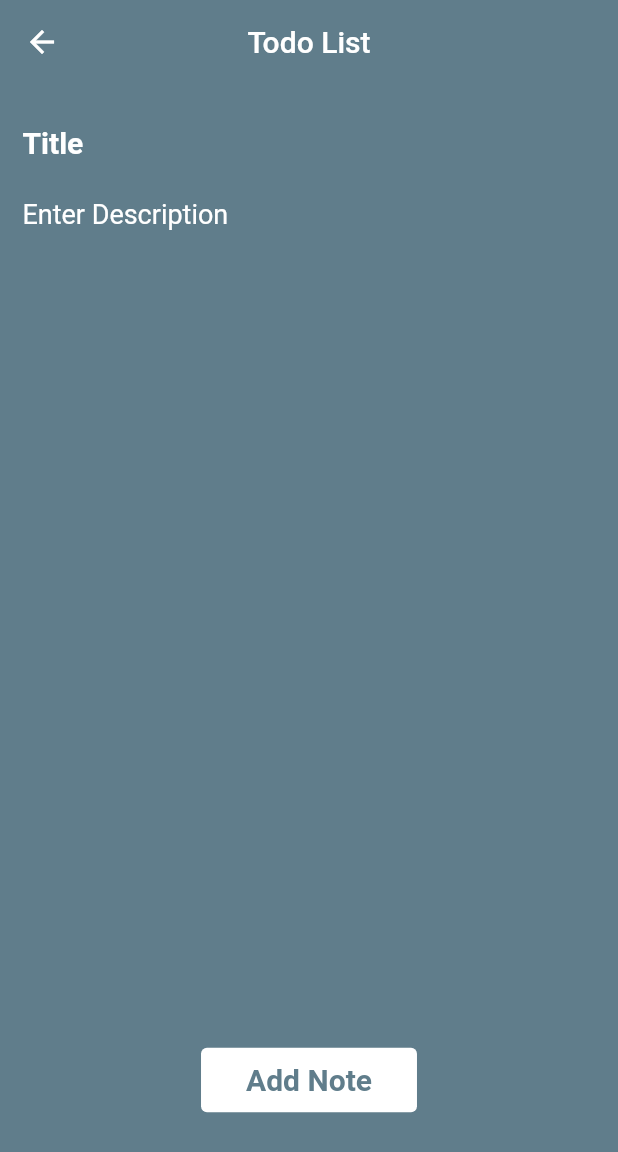
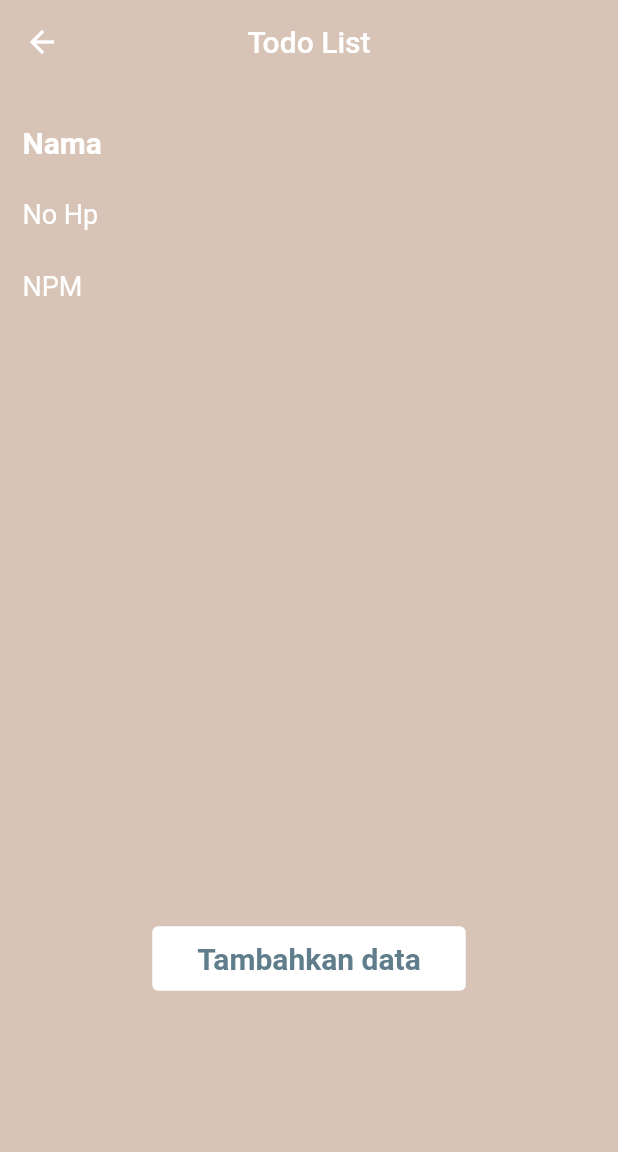
Before and after one commit to zeinniko/todo_list_sqlite, a Flutter app: the AddScreen screen opened directly, on a phone screen of 412 x 824 dp. Shown: the top 1152 px of the screen. Run offline on Flutter 3.47's test engine with Material 2 defaults, Android fonts, the phone set to English and light mode, and no system bars; our stand-ins replace sqflite; accounts and stored records are empty.

Commit message:
Feby_Hidayat

```diff
--- a/lib/models/note.dart
+++ b/lib/models/note.dart
@@ -1,6 +1,7 @@
 class Note {
-  String  title;
-  String  description;
+  String nama;
+  String no_hp;
+  String npm;
 
-  Note(this.title, this.description);
+  Note(this.nama, this.no_hp, this.npm);
 }
--- a/lib/models/notes_operation.dart
+++ b/lib/models/notes_operation.dart
@@ -6,8 +6,8 @@ class NotesOperation with ChangeNotifier {
 
   List<Note> get getNotes => _notes;
 
-  void addNewNote(String title, String description){
-    Note note = Note(title, description);
+  void addNewNote(String nama, String no_hp, String npm){
+    Note note = Note(nama, no_hp, npm);
     _notes.add(note);
     notifyListeners();
   }
--- a/lib/screen/add_screen.dart
+++ b/lib/screen/add_screen.dart
@@ -1,18 +1,18 @@
 import 'package:flutter/material.dart';
 import 'package:provider/provider.dart';
 import 'package:todo_list_sqlite/models/notes_operation.dart';
-
 
 class AddScreen extends StatelessWidget {
   const AddScreen({super.key});
 
   @override
   Widget build(BuildContext context) {
-    String? titleText;
-    String? descriptionText;
+    String? namaText;
+    String? no_hpText;
+    String? npmText;
 
     return Scaffold(
-      backgroundColor: Colors.blueGrey,
+      backgroundColor: Color(0xFFD8C4B6),
       appBar: AppBar(
         title: const Text('Todo List'),
         centerTitle: true,
@@ -31,7 +31,7 @@ class AddScreen extends StatelessWidget {
             TextField(
               decoration: const InputDecoration(
                 border: InputBorder.none,
-                hintText: 'Title',
+                hintText: 'Nama',
                 hintStyle: TextStyle(
                   fontSize: 20,
                   fontWeight: FontWeight.bold,
@@ -44,14 +44,13 @@ class AddScreen extends StatelessWidget {
                 color: Colors.white,
               ),
               onChanged: (value) {
-                titleText = value;
+                namaText = value;
               },
             ),
-            Expanded(
-              child: TextField(
+            TextField(
               decoration: const InputDecoration(
                 border: InputBorder.none,
-                  hintText: 'Enter Description',
+                hintText: 'No Hp',
                 hintStyle: TextStyle(
                   fontSize: 18,
                   color: Colors.white,
@@ -62,24 +61,44 @@ class AddScreen extends StatelessWidget {
                 color: Colors.white,
               ),
               onChanged: (value) {
-                  descriptionText = value;
+                no_hpText = value;
               },
             ),
+            TextField(
+              decoration: const InputDecoration(
+                border: InputBorder.none,
+                hintText: 'NPM',
+                hintStyle: TextStyle(
+                  fontSize: 18,
+                  color: Colors.white,
+                ),
+              ),
+              style: const TextStyle(
+                fontSize: 18,
+                color: Colors.white,
+              ),
+              onChanged: (value) {
+                npmText = value;
+              },
+            ),
+            SizedBox(
+              height: 400,
             ),
             TextButton(
-
               onPressed: () {
-                if (titleText != null && descriptionText != null) {
-                  context.read<NotesOperation>().addNewNote(titleText!, descriptionText!);
+                if (namaText != null && no_hpText != null) {
+                  context
+                      .read<NotesOperation>()
+                      .addNewNote(namaText!, no_hpText!, npmText!);
                 }
                 Navigator.pop(context);
               },
               style: TextButton.styleFrom(
-                padding:
-                    const EdgeInsets.only(left: 30, right: 30, top: 10, bottom: 10),
+                padding: const EdgeInsets.only(
+                    left: 30, right: 30, top: 10, bottom: 10),
                 backgroundColor: Colors.white,
               ),
-              child: const Text('Add Note',
+              child: const Text('Tambahkan data',
                   style: TextStyle(
                     fontSize: 20,
                     fontWeight: FontWeight.bold,
--- a/lib/screen/notes_card.dart
+++ b/lib/screen/notes_card.dart
@@ -20,12 +20,17 @@ class NotesCard extends StatelessWidget {
         crossAxisAlignment: CrossAxisAlignment.start,
         children: [
           Text(
-            note.title,
+            note.nama,
             style: const TextStyle(fontSize: 20, fontWeight: FontWeight.bold),
           ),
           const SizedBox(height: 5),
           Text(
-            note.description,
+            note.no_hp,
+            style: const TextStyle(fontSize: 17),
+          ),
+          const SizedBox(height: 5),
+          Text(
+            note.npm,
             style: const TextStyle(fontSize: 17),
           ),
           Icon(Icons.delete)
```
Also changed, not shown: 1 other file. Lines whose indentation alone changed are shown as unchanged.
